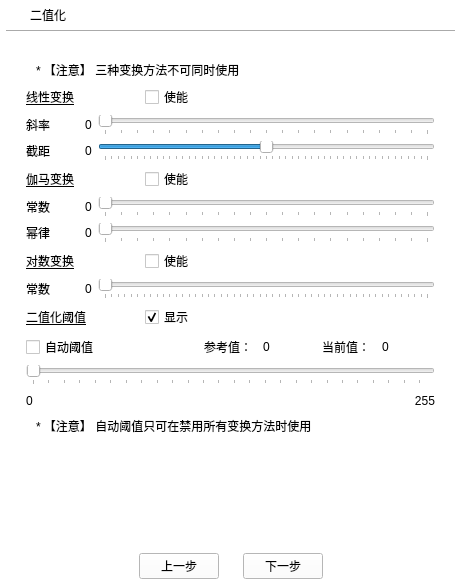
First picture: the form in UI/ui_teach_binarization_page.ui, repository Yybrook/draw-cushion-pins-detection, before the edit.
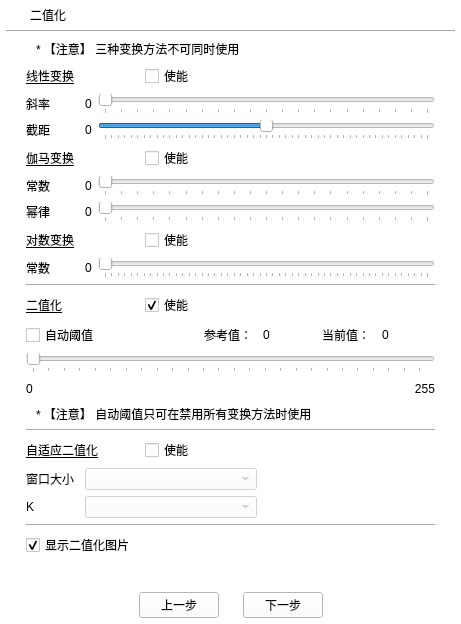
Second picture: the form after the edit.

Diff of the .ui file:
```diff
--- a/UI/ui_teach_binarization_page.ui
+++ b/UI/ui_teach_binarization_page.ui
@@ -7,7 +7,7 @@
     <x>0</x>
     <y>0</y>
     <width>461</width>
-    <height>585</height>
+    <height>624</height>
    </rect>
   </property>
   <property name="minimumSize">
@@ -90,57 +90,136 @@
       </spacer>
      </item>
      <item>
-      <layout class="QGridLayout" name="gridLayout" rowstretch="0,0,0,0,0,0,0,0,0,0,0,0,0,0,0,0" columnstretch="0,0,0,0,0,0,0">
+      <layout class="QGridLayout" name="gridLayout" rowstretch="0,0,0,0,0,0,0,0,0,0,0,0,0,0,0,0,0,0,0,0,0,0" columnstretch="0,0,0,0,0,0,0">
        <property name="spacing">
         <number>6</number>
        </property>
-       <item row="6" column="1" colspan="6">
-        <layout class="QHBoxLayout" name="horizontalLayout_5" stretch="0,1">
+       <item row="18" column="1" colspan="3">
+        <widget class="QComboBox" name="comboBoxSauvolaThreshK">
+         <property name="enabled">
+          <bool>false</bool>
+         </property>
+         <property name="styleSheet">
+          <string notr="true">font: 10pt &quot;微软雅黑&quot;;</string>
+         </property>
+        </widget>
+       </item>
+       <item row="16" column="0" colspan="2">
+        <widget class="QLabel" name="labelSauvolaThresh">
+         <property name="styleSheet">
+          <string notr="true">font: 75 12pt &quot;微软雅黑&quot;;
+text-decoration: underline;</string>
+         </property>
+         <property name="text">
+          <string>自适应二值化</string>
+         </property>
+        </widget>
+       </item>
+       <item row="6" column="0">
+        <widget class="QLabel" name="labelGammaPower">
+         <property name="styleSheet">
+          <string notr="true">font: 10pt &quot;微软雅黑&quot;;</string>
+         </property>
+         <property name="text">
+          <string>幂律</string>
+         </property>
+        </widget>
+       </item>
+       <item row="4" column="0" colspan="2">
+        <widget class="QLabel" name="labelGamma">
+         <property name="styleSheet">
+          <string notr="true">font: 75 12pt &quot;微软雅黑&quot;;
+text-decoration: underline;</string>
+         </property>
+         <property name="text">
+          <string>伽马变换</string>
+         </property>
+        </widget>
+       </item>
+       <item row="7" column="2">
+        <widget class="QCheckBox" name="checkBoxLogEnable">
+         <property name="styleSheet">
+          <string notr="true">font: 10pt &quot;微软雅黑&quot;;</string>
+         </property>
+         <property name="text">
+          <string>使能</string>
+         </property>
+        </widget>
+       </item>
+       <item row="5" column="0">
+        <widget class="QLabel" name="labelGammaConstant">
+         <property name="styleSheet">
+          <string notr="true">font: 10pt &quot;微软雅黑&quot;;</string>
+         </property>
+         <property name="text">
+          <string>常数</string>
+         </property>
+        </widget>
+       </item>
+       <item row="15" column="0" colspan="7">
+        <widget class="Line" name="line_3">
+         <property name="orientation">
+          <enum>Qt::Horizontal</enum>
+         </property>
+        </widget>
+       </item>
+       <item row="10" column="0" colspan="2">
+        <widget class="QLabel" name="labelThresh">
+         <property name="styleSheet">
+          <string notr="true">font: 75 12pt &quot;微软雅黑&quot;;
+text-decoration: underline;</string>
+         </property>
+         <property name="text">
+          <string>二值化</string>
+         </property>
+        </widget>
+       </item>
+       <item row="1" column="2">
+        <widget class="QCheckBox" name="checkBoxScaleEnable">
+         <property name="styleSheet">
+          <string notr="true">font: 10pt &quot;微软雅黑&quot;;</string>
+         </property>
+         <property name="text">
+          <string>使能</string>
+         </property>
+        </widget>
+       </item>
+       <item row="21" column="0" colspan="7">
+        <layout class="QHBoxLayout" name="horizontalLayout_9" stretch="0,0,0">
+         <property name="spacing">
+          <number>6</number>
+         </property>
          <item>
-          <widget class="QLabel" name="labelGammaPowerValue">
-           <property name="styleSheet">
-            <string notr="true">font: 10pt &quot;微软雅黑&quot;;</string>
+          <spacer name="horizontalSpacer_10">
+           <property name="orientation">
+            <enum>Qt::Horizontal</enum>
            </property>
-           <property name="text">
-            <string>0</string>
+           <property name="sizeHint" stdset="0">
+            <size>
+             <width>40</width>
+             <height>20</height>
+            </size>
            </property>
-          </widget>
+          </spacer>
          </item>
          <item>
-          <widget class="QSlider" name="horizontalSliderGammaPower">
-           <property name="minimum">
-            <number>0</number>
-           </property>
-           <property name="maximum">
-            <number>200</number>
-           </property>
-           <property name="pageStep">
-            <number>1</number>
-           </property>
+          <widget class="QWidget" name="widget" native="true"/>
+         </item>
+         <item>
+          <spacer name="horizontalSpacer_11">
            <property name="orientation">
             <enum>Qt::Horizontal</enum>
            </property>
-           <property name="tickPosition">
-            <enum>QSlider::TicksBelow</enum>
+           <property name="sizeHint" stdset="0">
+            <size>
+             <width>40</width>
+             <height>20</height>
+            </size>
            </property>
-           <property name="tickInterval">
-            <number>10</number>
-           </property>
-          </widget>
+          </spacer>
          </item>
         </layout>
        </item>
-       <item row="1" column="0" colspan="2">
-        <widget class="QLabel" name="labelScale">
-         <property name="styleSheet">
-          <string notr="true">font: 75 12pt &quot;微软雅黑&quot;;
-text-decoration: underline;</string>
-         </property>
-         <property name="text">
-          <string>线性变换</string>
-         </property>
-        </widget>
-       </item>
        <item row="3" column="0">
         <widget class="QLabel" name="labelScaleBeta">
          <property name="styleSheet">
@@ -151,42 +230,6 @@
          </property>
         </widget>
        </item>
-       <item row="3" column="1" colspan="6">
-        <layout class="QHBoxLayout" name="horizontalLayout_3" stretch="0,1">
-         <item>
-          <widget class="QLabel" name="labelScaleBetaValue">
-           <property name="styleSheet">
-            <string notr="true">font: 10pt &quot;微软雅黑&quot;;</string>
-           </property>
-           <property name="text">
-            <string>0</string>
-           </property>
-          </widget>
-         </item>
-         <item>
-          <widget class="QSlider" name="horizontalSliderScaleBeta">
-           <property name="minimum">
-            <number>-500</number>
-           </property>
-           <property name="maximum">
-            <number>500</number>
-           </property>
-           <property name="pageStep">
-            <number>10</number>
-           </property>
-           <property name="orientation">
-            <enum>Qt::Horizontal</enum>
-           </property>
-           <property name="tickPosition">
-            <enum>QSlider::TicksBelow</enum>
-           </property>
-           <property name="tickInterval">
-            <number>20</number>
-           </property>
-          </widget>
-         </item>
-        </layout>
-       </item>
        <item row="2" column="1" colspan="6">
         <layout class="QHBoxLayout" name="horizontalLayout" stretch="0,1">
          <item>
@@ -235,6 +278,62 @@
          </item>
         </layout>
        </item>
+       <item row="4" column="2">
+        <widget class="QCheckBox" name="checkBoxGammaEnable">
+         <property name="styleSheet">
+          <string notr="true">font: 10pt &quot;微软雅黑&quot;;</string>
+         </property>
+         <property name="text">
+          <string>使能</string>
+         </property>
+        </widget>
+       </item>
+       <item row="11" column="0" colspan="2">
+        <widget class="QCheckBox" name="checkBoxAutoThresh">
+         <property name="styleSheet">
+          <string notr="true">font: 10pt &quot;微软雅黑&quot;;</string>
+         </property>
+         <property name="text">
+          <string>自动阈值</string>
+         </property>
+        </widget>
+       </item>
+       <item row="6" column="1" colspan="6">
+        <layout class="QHBoxLayout" name="horizontalLayout_5" stretch="0,1">
+         <item>
+          <widget class="QLabel" name="labelGammaPowerValue">
+           <property name="styleSheet">
+            <string notr="true">font: 10pt &quot;微软雅黑&quot;;</string>
+           </property>
+           <property name="text">
+            <string>0</string>
+           </property>
+          </widget>
+         </item>
+         <item>
+          <widget class="QSlider" name="horizontalSliderGammaPower">
+           <property name="minimum">
+            <number>0</number>
+           </property>
+           <property name="maximum">
+            <number>200</number>
+           </property>
+           <property name="pageStep">
+            <number>1</number>
+           </property>
+           <property name="orientation">
+            <enum>Qt::Horizontal</enum>
+           </property>
+           <property name="tickPosition">
+            <enum>QSlider::TicksBelow</enum>
+           </property>
+           <property name="tickInterval">
+            <number>10</number>
+           </property>
+          </widget>
+         </item>
+        </layout>
+       </item>
        <item row="8" column="1" colspan="6">
         <layout class="QHBoxLayout" name="horizontalLayout_8" stretch="0,1">
          <item>
@@ -280,38 +379,73 @@
          </item>
         </layout>
        </item>
-       <item row="4" column="2">
-        <widget class="QCheckBox" name="checkBoxGammaEnable">
+       <item row="18" column="0">
+        <widget class="QLabel" name="labelSauvolaThreshK">
          <property name="styleSheet">
           <string notr="true">font: 10pt &quot;微软雅黑&quot;;</string>
          </property>
          <property name="text">
-          <string>使能</string>
+          <string>K</string>
          </property>
         </widget>
        </item>
-       <item row="5" column="0">
-        <widget class="QLabel" name="labelGammaConstant">
+       <item row="16" column="2">
+        <widget class="QCheckBox" name="checkBoxSauvolaThreshEnable">
          <property name="styleSheet">
           <string notr="true">font: 10pt &quot;微软雅黑&quot;;</string>
          </property>
          <property name="text">
-          <string>常数</string>
-         </property>
-        </widget>
-       </item>
-       <item row="1" column="2">
-        <widget class="QCheckBox" name="checkBoxScaleEnable">
-         <property name="styleSheet">
-          <string notr="true">font: 10pt &quot;微软雅黑&quot;;</string>
-         </property>
-         <property name="text">
           <string>使能</string>
          </property>
         </widget>
        </item>
-       <item row="10" column="4">
-        <widget class="QLabel" name="labelRefThreshValue">
+       <item row="5" column="1" colspan="6">
+        <layout class="QHBoxLayout" name="horizontalLayout_4" stretch="0,1">
+         <item>
+          <widget class="QLabel" name="labelGammaConstantValue">
+           <property name="styleSheet">
+            <string notr="true">font: 10pt &quot;微软雅黑&quot;;</string>
+           </property>
+           <property name="text">
+            <string>0</string>
+           </property>
+          </widget>
+         </item>
+         <item>
+          <widget class="QSlider" name="horizontalSliderGammaConstant">
+           <property name="styleSheet">
+            <string notr="true"/>
+           </property>
+           <property name="minimum">
+            <number>0</number>
+           </property>
+           <property name="maximum">
+            <number>200</number>
+           </property>
+           <property name="pageStep">
+            <number>1</number>
+           </property>
+           <property name="value">
+            <number>0</number>
+           </property>
+           <property name="sliderPosition">
+            <number>0</number>
+           </property>
+           <property name="orientation">
+            <enum>Qt::Horizontal</enum>
+           </property>
+           <property name="tickPosition">
+            <enum>QSlider::TicksBelow</enum>
+           </property>
+           <property name="tickInterval">
+            <number>10</number>
+           </property>
+          </widget>
+         </item>
+        </layout>
+       </item>
+       <item row="11" column="6">
+        <widget class="QLabel" name="labelThreshValue">
          <property name="styleSheet">
           <string notr="true">font: 10pt &quot;微软雅黑&quot;;</string>
          </property>
@@ -320,23 +454,27 @@
          </property>
         </widget>
        </item>
-       <item row="9" column="2">
-        <widget class="QCheckBox" name="checkBoxShowBinarization">
+       <item row="2" column="0">
+        <widget class="QLabel" name="labelScaleAlpha">
          <property name="styleSheet">
           <string notr="true">font: 10pt &quot;微软雅黑&quot;;</string>
          </property>
          <property name="text">
-          <string>显示</string>
+          <string>斜率</string>
          </property>
-         <property name="checked">
-          <bool>true</bool>
+        </widget>
+       </item>
+       <item row="17" column="0">
+        <widget class="QLabel" name="labelSauvolaThreshWindowSize">
+         <property name="styleSheet">
+          <string notr="true">font: 10pt &quot;微软雅黑&quot;;</string>
          </property>
-         <property name="tristate">
-          <bool>false</bool>
+         <property name="text">
+          <string>窗口大小</string>
          </property>
         </widget>
        </item>
-       <item row="11" column="0" colspan="7">
+       <item row="12" column="0" colspan="7">
         <widget class="QSlider" name="horizontalSliderThresh">
          <property name="maximum">
           <number>255</number>
@@ -355,19 +493,52 @@
          </property>
         </widget>
        </item>
-       <item row="13" column="0" colspan="7">
-        <widget class="QLabel" name="label_3">
+       <item row="0" column="0" colspan="7">
+        <widget class="QLabel" name="label_4">
          <property name="styleSheet">
           <string notr="true">font: 8pt &quot;微软雅黑&quot;;</string>
          </property>
          <property name="text">
-          <string>* 【注意】 自动阈值只可在禁用所有变换方法时使用</string>
+          <string>* 【注意】 三种变换方法不可同时使用</string>
          </property>
          <property name="indent">
           <number>10</number>
          </property>
         </widget>
        </item>
+       <item row="8" column="0">
+        <widget class="QLabel" name="labelLogConstant">
+         <property name="styleSheet">
+          <string notr="true">font: 10pt &quot;微软雅黑&quot;;</string>
+         </property>
+         <property name="text">
+          <string>常数</string>
+         </property>
+        </widget>
+       </item>
+       <item row="10" column="2">
+        <widget class="QCheckBox" name="checkBoxThreshEnable">
+         <property name="styleSheet">
+          <string notr="true">font: 10pt &quot;微软雅黑&quot;;</string>
+         </property>
+         <property name="text">
+          <string>使能</string>
+         </property>
+         <property name="checked">
+          <bool>true</bool>
+         </property>
+        </widget>
+       </item>
+       <item row="11" column="5">
+        <widget class="QLabel" name="label_2">
+         <property name="styleSheet">
+          <string notr="true">font: 10pt &quot;微软雅黑&quot;;</string>
+         </property>
+         <property name="text">
+          <string>当前值：</string>
+         </property>
+        </widget>
+       </item>
        <item row="7" column="0" colspan="2">
         <widget class="QLabel" name="labelLog">
          <property name="styleSheet">
@@ -379,8 +550,19 @@
          </property>
         </widget>
        </item>
-       <item row="10" column="6">
-        <widget class="QLabel" name="labelThreshValue">
+       <item row="1" column="0" colspan="2">
+        <widget class="QLabel" name="labelScale">
+         <property name="styleSheet">
+          <string notr="true">font: 75 12pt &quot;微软雅黑&quot;;
+text-decoration: underline;</string>
+         </property>
+         <property name="text">
+          <string>线性变换</string>
+         </property>
+        </widget>
+       </item>
+       <item row="11" column="4">
+        <widget class="QLabel" name="labelRefThreshValue">
          <property name="styleSheet">
           <string notr="true">font: 10pt &quot;微软雅黑&quot;;</string>
          </property>
@@ -389,105 +571,99 @@
          </property>
         </widget>
        </item>
-       <item row="6" column="0">
-        <widget class="QLabel" name="labelGammaPower">
+       <item row="11" column="3">
+        <widget class="QLabel" name="label">
          <property name="styleSheet">
           <string notr="true">font: 10pt &quot;微软雅黑&quot;;</string>
          </property>
          <property name="text">
-          <string>幂律</string>
+          <string>参考值：</string>
+         </property>
+        </widget>
+       </item>
+       <item row="9" column="0" colspan="7">
+        <widget class="Line" name="line_2">
+         <property name="orientation">
+          <enum>Qt::Horizontal</enum>
+         </property>
+        </widget>
+       </item>
+       <item row="17" column="1" colspan="3">
+        <widget class="QComboBox" name="comboBoxSauvolaThreshWindowSize">
+         <property name="enabled">
+          <bool>false</bool>
+         </property>
+         <property name="styleSheet">
+          <string notr="true">font: 10pt &quot;微软雅黑&quot;;</string>
+         </property>
+        </widget>
+       </item>
+       <item row="3" column="1" colspan="6">
+        <layout class="QHBoxLayout" name="horizontalLayout_3" stretch="0,1">
+         <item>
+          <widget class="QLabel" name="labelScaleBetaValue">
+           <property name="styleSheet">
+            <string notr="true">font: 10pt &quot;微软雅黑&quot;;</string>
+           </property>
+           <property name="text">
+            <string>0</string>
+           </property>
+          </widget>
+         </item>
+         <item>
+          <widget class="QSlider" name="horizontalSliderScaleBeta">
+           <property name="minimum">
+            <number>-500</number>
+           </property>
+           <property name="maximum">
+            <number>500</number>
+           </property>
+           <property name="pageStep">
+            <number>10</number>
+           </property>
+           <property name="orientation">
+            <enum>Qt::Horizontal</enum>
+           </property>
+           <property name="tickPosition">
+            <enum>QSlider::TicksBelow</enum>
+           </property>
+           <property name="tickInterval">
+            <number>20</number>
+           </property>
+          </widget>
+         </item>
+        </layout>
+       </item>
+       <item row="20" column="0" colspan="4">
+        <widget class="QCheckBox" name="checkBoxShowBinarization">
+         <property name="styleSheet">
+          <string notr="true">font: 10pt &quot;微软雅黑&quot;;</string>
+         </property>
+         <property name="text">
+          <string>显示二值化图片</string>
+         </property>
+         <property name="checked">
+          <bool>true</bool>
+         </property>
+         <property name="tristate">
+          <bool>false</bool>
          </property>
         </widget>
        </item>
        <item row="14" column="0" colspan="7">
-        <layout class="QHBoxLayout" name="horizontalLayout_9" stretch="0,0,0">
-         <property name="spacing">
-          <number>6</number>
-         </property>
-         <item>
-          <spacer name="horizontalSpacer_10">
-           <property name="orientation">
-            <enum>Qt::Horizontal</enum>
-           </property>
-           <property name="sizeHint" stdset="0">
-            <size>
-             <width>40</width>
-             <height>20</height>
-            </size>
-           </property>
-          </spacer>
-         </item>
-         <item>
-          <widget class="QWidget" name="widget" native="true"/>
-         </item>
-         <item>
-          <spacer name="horizontalSpacer_11">
-           <property name="orientation">
-            <enum>Qt::Horizontal</enum>
-           </property>
-           <property name="sizeHint" stdset="0">
-            <size>
-             <width>40</width>
-             <height>20</height>
-            </size>
-           </property>
-          </spacer>
-         </item>
-        </layout>
-       </item>
-       <item row="8" column="0">
-        <widget class="QLabel" name="labelLogConstant">
+        <widget class="QLabel" name="label_3">
          <property name="styleSheet">
-          <string notr="true">font: 10pt &quot;微软雅黑&quot;;</string>
+          <string notr="true">font: 8pt &quot;微软雅黑&quot;;</string>
          </property>
          <property name="text">
-          <string>常数</string>
+          <string>* 【注意】 自动阈值只可在禁用所有变换方法时使用</string>
          </property>
-        </widget>
-       </item>
-       <item row="10" column="0" colspan="2">
-        <widget class="QCheckBox" name="checkBoxAutoThresh">
-         <property name="styleSheet">
-          <string notr="true">font: 10pt &quot;微软雅黑&quot;;</string>
+         <property name="indent">
+          <number>10</number>
          </property>
-         <property name="text">
-          <string>自动阈值</string>
-         </property>
         </widget>
        </item>
-       <item row="4" column="0" colspan="2">
-        <widget class="QLabel" name="labelGamma">
-         <property name="styleSheet">
-          <string notr="true">font: 75 12pt &quot;微软雅黑&quot;;
-text-decoration: underline;</string>
-         </property>
-         <property name="text">
-          <string>伽马变换</string>
-         </property>
-        </widget>
-       </item>
-       <item row="9" column="0" colspan="2">
-        <widget class="QLabel" name="labelThresh">
-         <property name="styleSheet">
-          <string notr="true">font: 75 12pt &quot;微软雅黑&quot;;
-text-decoration: underline;</string>
-         </property>
-         <property name="text">
-          <string>二值化阈值</string>
-         </property>
-        </widget>
-       </item>
-       <item row="2" column="0">
-        <widget class="QLabel" name="labelScaleAlpha">
-         <property name="styleSheet">
-          <string notr="true">font: 10pt &quot;微软雅黑&quot;;</string>
-         </property>
-         <property name="text">
-          <string>斜率</string>
-         </property>
-        </widget>
-       </item>
-       <item row="12" column="0" colspan="7">
+       <item row="13" column="0" colspan="7">
         <layout class="QHBoxLayout" name="horizontalLayout_7" stretch="0,1,0">
          <item>
           <widget class="QLabel" name="labelThreshMinValue">
@@ -527,91 +703,10 @@
          </item>
         </layout>
        </item>
-       <item row="10" column="3">
-        <widget class="QLabel" name="label">
-         <property name="styleSheet">
-          <string notr="true">font: 10pt &quot;微软雅黑&quot;;</string>
-         </property>
-         <property name="text">
-          <string>参考值：</string>
-         </property>
-        </widget>
-       </item>
-       <item row="7" column="2">
-        <widget class="QCheckBox" name="checkBoxLogEnable">
-         <property name="styleSheet">
-          <string notr="true">font: 10pt &quot;微软雅黑&quot;;</string>
-         </property>
-         <property name="text">
-          <string>使能</string>
-         </property>
-        </widget>
-       </item>
-       <item row="5" column="1" colspan="6">
-        <layout class="QHBoxLayout" name="horizontalLayout_4" stretch="0,1">
-         <item>
-          <widget class="QLabel" name="labelGammaConstantValue">
-           <property name="styleSheet">
-            <string notr="true">font: 10pt &quot;微软雅黑&quot;;</string>
-           </property>
-           <property name="text">
-            <string>0</string>
-           </property>
-          </widget>
-         </item>
-         <item>
-          <widget class="QSlider" name="horizontalSliderGammaConstant">
-           <property name="styleSheet">
-            <string notr="true"/>
-           </property>
-           <property name="minimum">
-            <number>0</number>
-           </property>
-           <property name="maximum">
-            <number>200</number>
-           </property>
-           <property name="pageStep">
-            <number>1</number>
-           </property>
-           <property name="value">
-            <number>0</number>
-           </property>
-           <property name="sliderPosition">
-            <number>0</number>
-           </property>
-           <property name="orientation">
-            <enum>Qt::Horizontal</enum>
-           </property>
-           <property name="tickPosition">
-            <enum>QSlider::TicksBelow</enum>
-           </property>
-           <property name="tickInterval">
-            <number>10</number>
-           </property>
-          </widget>
-         </item>
-        </layout>
-       </item>
-       <item row="10" column="5">
-        <widget class="QLabel" name="label_2">
-         <property name="styleSheet">
-          <string notr="true">font: 10pt &quot;微软雅黑&quot;;</string>
-         </property>
-         <property name="text">
-          <string>当前值：</string>
-         </property>
-        </widget>
-       </item>
-       <item row="0" column="0" colspan="7">
-        <widget class="QLabel" name="label_4">
-         <property name="styleSheet">
-          <string notr="true">font: 8pt &quot;微软雅黑&quot;;</string>
-         </property>
-         <property name="text">
-          <string>* 【注意】 三种变换方法不可同时使用</string>
-         </property>
-         <property name="indent">
-          <number>10</number>
+       <item row="19" column="0" colspan="7">
+        <widget class="Line" name="line_4">
+         <property name="orientation">
+          <enum>Qt::Horizontal</enum>
          </property>
         </widget>
        </item>
```
Left out of the diff: 92 changed lines with no effect on the pictures.
